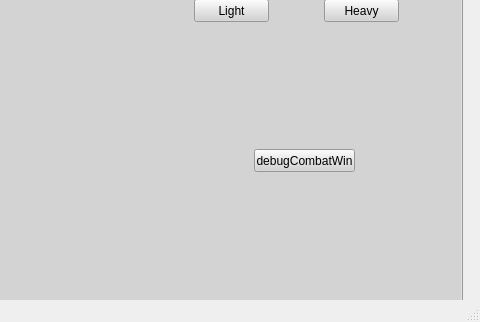
Old version of the form mainwindow.ui in the repository IronLucario2012/DigimonWorldOS; both pictures show x 288 to 768 and y 333 to 655 of the 768 by 655 pixel window.
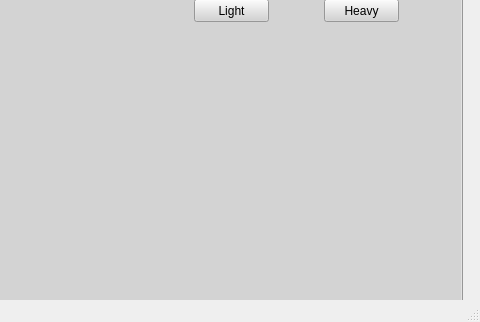
New version of the form.

```diff
--- a/mainwindow.ui
+++ b/mainwindow.ui
@@ -351,19 +351,6 @@
        <string/>
       </property>
      </widget>
-     <widget class="QPushButton" name="debugCombatWin">
-      <property name="geometry">
-       <rect>
-        <x>540</x>
-        <y>420</y>
-        <width>101</width>
-        <height>23</height>
-       </rect>
-      </property>
-      <property name="text">
-       <string>debugCombatWin</string>
-      </property>
-     </widget>
      <widget class="QLabel" name="hpDisplayC">
       <property name="geometry">
        <rect>
```
